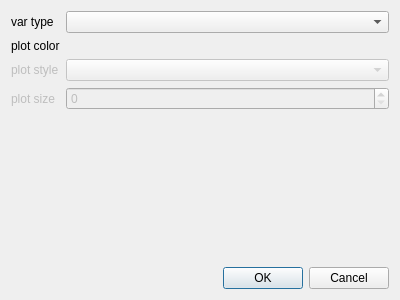
Old version of the form varsettings.ui in the repository troisiemetype/ardebug.
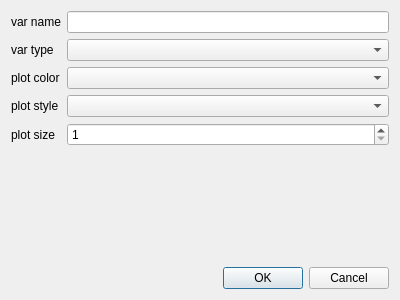
New version of the form.

Commit message: Added licence infos Added comments Replaced segments of lines by a QpainterPath item. item is updatable. Connected Pair options to the setting box, in both ways. Getters and setters. Var name can also be changed (but of course it won't follow the same Arduino send) Added color to setting box, and then to curves. All the Pair settings linked to the setting box are now int, with defines to keep it easy on Pair side.

```diff
--- a/varsettings.ui
+++ b/varsettings.ui
@@ -16,57 +16,79 @@
   <layout class="QVBoxLayout" name="verticalLayout">
    <item>
     <layout class="QFormLayout" name="formLayout">
-     <item row="0" column="0">
+     <item row="1" column="0">
       <widget class="QLabel" name="varTypeLabel">
        <property name="text">
         <string>var type</string>
        </property>
       </widget>
      </item>
-     <item row="1" column="0">
+     <item row="2" column="0">
       <widget class="QLabel" name="plotColorLabel">
+       <property name="enabled">
+        <bool>true</bool>
+       </property>
        <property name="text">
         <string>plot color</string>
        </property>
       </widget>
      </item>
-     <item row="2" column="0">
+     <item row="3" column="0">
       <widget class="QLabel" name="plotStyleLabel">
        <property name="enabled">
-        <bool>false</bool>
+        <bool>true</bool>
        </property>
        <property name="text">
         <string>plot style</string>
        </property>
       </widget>
      </item>
-     <item row="0" column="1">
+     <item row="1" column="1">
       <widget class="QComboBox" name="varTypeComboBox"/>
      </item>
-     <item row="2" column="1">
+     <item row="3" column="1">
       <widget class="QComboBox" name="plotStyleComboBox">
        <property name="enabled">
-        <bool>false</bool>
+        <bool>true</bool>
        </property>
       </widget>
      </item>
-     <item row="3" column="0">
+     <item row="4" column="0">
       <widget class="QLabel" name="plotSizeLabel">
        <property name="enabled">
-        <bool>false</bool>
+        <bool>true</bool>
        </property>
        <property name="text">
         <string>plot size</string>
        </property>
       </widget>
      </item>
-     <item row="3" column="1">
+     <item row="4" column="1">
       <widget class="QSpinBox" name="plotSizeSpinBox">
        <property name="enabled">
-        <bool>false</bool>
+        <bool>true</bool>
        </property>
+       <property name="minimum">
+        <number>1</number>
+       </property>
+       <property name="maximum">
+        <number>5</number>
+       </property>
       </widget>
      </item>
+     <item row="2" column="1">
+      <widget class="QComboBox" name="colorComboBox"/>
+     </item>
+     <item row="0" column="0">
+      <widget class="QLabel" name="nameLabel">
+       <property name="text">
+        <string>var name</string>
+       </property>
+      </widget>
+     </item>
+     <item row="0" column="1">
+      <widget class="QLineEdit" name="nameLineEdit"/>
+     </item>
     </layout>
    </item>
    <item>
```
The commit also changes 13 other files.
